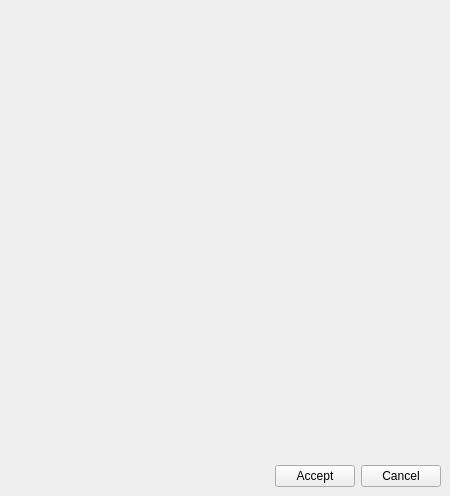
This is ui/api_catalog.ui in Giswater/giswater_qgis_plugin as Qt 5 draws it before an edit. The edited form follows.
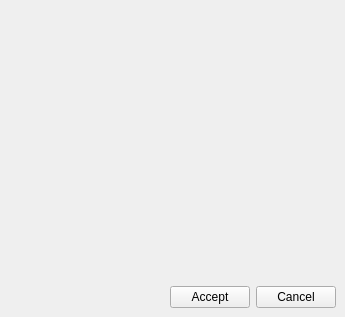
This is the edited form.

Patch:
```diff
--- a/ui/api_catalog.ui
+++ b/ui/api_catalog.ui
@@ -6,8 +6,8 @@
    <rect>
     <x>0</x>
     <y>0</y>
-    <width>450</width>
-    <height>496</height>
+    <width>345</width>
+    <height>317</height>
    </rect>
   </property>
   <property name="windowTitle">
```
